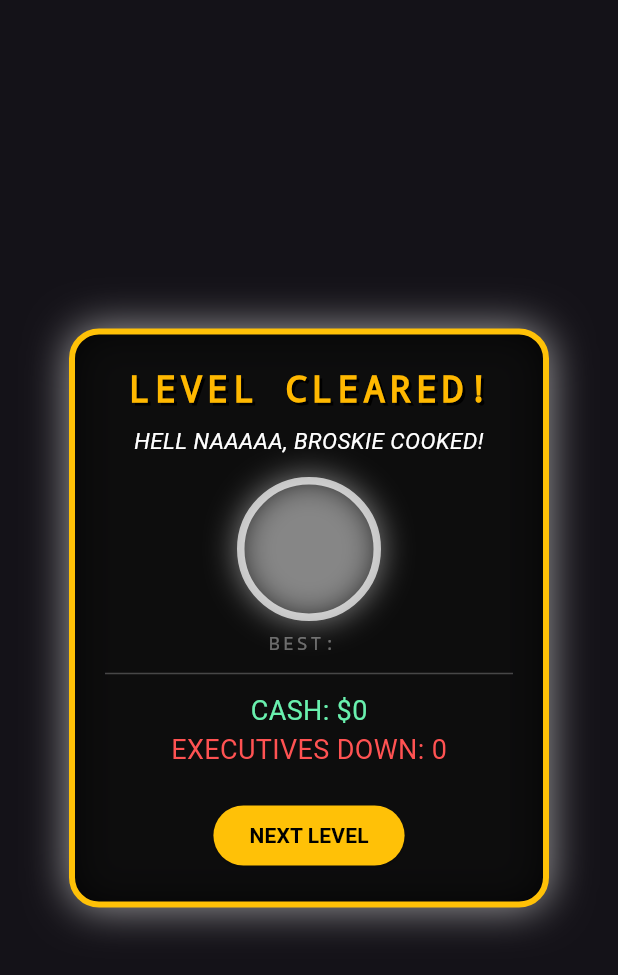
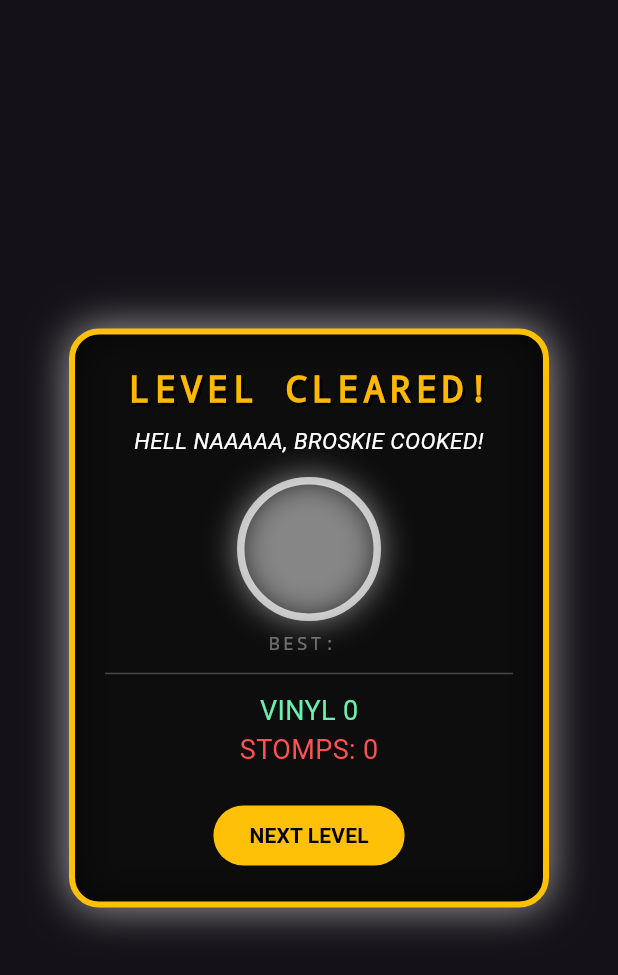
Before and after one commit to muhummadzarrar09-sudo/Broskie, a Flutter app: the LevelCompleteOverlay widget shown alone on an empty page, opened directly with empty values, on a phone screen of 412 x 824 dp. Shown: the top 975 px of the screen. Run offline on Flutter 3.47's test engine with Material 3 defaults, Android fonts, the phone set to English and light mode, and no system bars; our stand-ins replace flutter_riverpod, shared_preferences; missing offline and left inert: flame, flame_audio; accounts and stored records are empty.

Commit message:
Phase 2: sequence the executives, honest NEW RUN, persist vinyls.
Foreman dies before the Data-Broker clocks in so stage 4 is one fight at a time. NEW RUN wipes the wallet; CONTINUE keeps it. Esc/P pauses. Last-stage CTA says TAKE THE CITY. Vinyls save on-device.

Co-authored-by: arena-agent <297053741+arena-agent@users.noreply.github.com>

```diff
--- a/lib/game/player.dart
+++ b/lib/game/player.dart
@@ -323,6 +323,11 @@ class Player extends SpriteAnimationComponent
     }
 
     setMove(dir);
+    if (event is KeyDownEvent &&
+        (event.logicalKey == LogicalKeyboardKey.escape ||
+            event.logicalKey == LogicalKeyboardKey.keyP)) {
+      game.togglePause();
+    }
     isRunning = keysPressed.contains(LogicalKeyboardKey.shiftLeft) ||
         keysPressed.contains(LogicalKeyboardKey.shiftRight);
 
--- a/lib/game/ui/level_complete.dart
+++ b/lib/game/ui/level_complete.dart
@@ -8,6 +8,7 @@ class LevelCompleteOverlay extends StatelessWidget {
   final String rank;
   final String bestRank;
   final VoidCallback onNextLevel;
+  final bool isLastStage;
 
   const LevelCompleteOverlay({
     super.key,
@@ -16,6 +17,7 @@ class LevelCompleteOverlay extends StatelessWidget {
     required this.rank,
     required this.bestRank,
     required this.onNextLevel,
+    this.isLastStage = false,
   });
 
   Color get _rankColor => switch (rank) {
@@ -106,10 +108,10 @@ class LevelCompleteOverlay extends StatelessWidget {
             ),
 
             const Divider(color: Colors.white24, height: 24),
-            Text("CASH: \$$coins",
+            Text("VINYL $coins",
                 style:
                     const TextStyle(color: Colors.greenAccent, fontSize: 18)),
-            Text("EXECUTIVES DOWN: $enemiesStomped",
+            Text("STOMPS: $enemiesStomped",
                 style: const TextStyle(color: Colors.redAccent, fontSize: 18)),
             const SizedBox(height: 20),
             ElevatedButton(
@@ -118,8 +120,8 @@ class LevelCompleteOverlay extends StatelessWidget {
                 BroskieAudio.playUiClick();
                 onNextLevel();
               },
-              child: const Text("NEXT LEVEL",
-                  style: TextStyle(
+              child: Text(isLastStage ? "TAKE THE CITY" : "NEXT LEVEL",
+                  style: const TextStyle(
                       color: Colors.black, fontWeight: FontWeight.bold)),
             ),
           ],
--- a/lib/game/ui/main_menu_screen.dart
+++ b/lib/game/ui/main_menu_screen.dart
@@ -105,7 +105,7 @@ class MainMenuOverlay extends StatelessWidget {
                           const SizedBox(height: 12),
                         ],
                         _btn('NEW RUN', BroskieColors.bone, Colors.black,
-                            () => game.startRun(1)),
+                            () => game.startRun(1, newRun: true)),
                         const SizedBox(height: 12),
                         _btn('STAGE SELECT', const Color(0xFF1A1814),
                             BroskieColors.bone, game.openLevelSelect),
--- a/lib/main.dart
+++ b/lib/main.dart
@@ -285,6 +285,7 @@ class _BroskieGameScreenState extends ConsumerState<BroskieGameScreen>
                 enemiesStomped: game.enemiesDefeated,
                 rank: game.lastRank,
                 bestRank: game.bestRankLabelFor(game.currentStage.value),
+                isLastStage: game.currentStage.value >= 4,
                 onNextLevel: () {
                   BroskieAudio.playUiClick();
                   game.advanceStage();
```
Also changed, not shown: lib/game/broskie_game.dart (+23 -3 lines), 1 other file.
